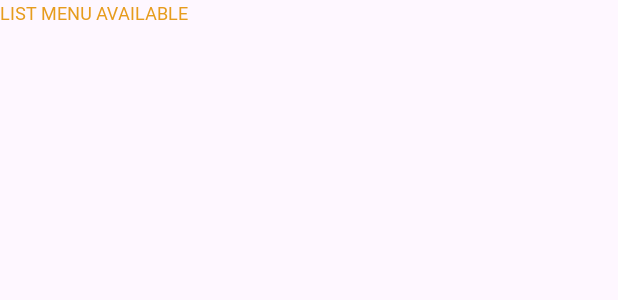
After one commit to Novejira/24001084-km6-nov-challenge2-ch2, an Android app: the layout text_listmenu.xml on its own in the app's theme, with its tools: preview values and no code run, on a phone screen of 412 x 824 dp. The commit adds this screen. Shown: the top 300 px of the screen. Run offline under Robolectric (Android 15) with nearby library versions, the phone set to English and light mode, and no system bars.

Commit message:
finishing feature text catalog

```diff
--- /dev/null
+++ b/app/src/main/res/layout/text_listmenu.xml
@@ -0,0 +1,18 @@
+<?xml version="1.0" encoding="utf-8"?>
+<androidx.constraintlayout.widget.ConstraintLayout xmlns:android="http://schemas.android.com/apk/res/android"
+    android:layout_width="match_parent"
+    android:layout_height="match_parent"
+    xmlns:tools="http://schemas.android.com/tools">
+
+    <TextView
+        android:id="@+id/tv_greeting"
+        android:layout_width="0dp"
+        android:layout_height="wrap_content"
+        android:ellipsize="end"
+        android:maxLines="1"
+        android:text="@string/text_list_menu_available"
+        android:textColor="@color/orange"
+        android:textSize="12sp"
+        tools:ignore="MissingConstraints" />
+
+</androidx.constraintlayout.widget.ConstraintLayout>
--- a/app/src/main/res/values/strings.xml
+++ b/app/src/main/res/values/strings.xml
@@ -5,5 +5,6 @@
     <string name="text_title_banner">Welcome to TOKADA !</string>
     <string name="text_desc_banner">Homemade Products is here ! </string>
     <string name="text_category">CATEGORY</string>
+    <string name="text_list_menu_available">LIST MENU AVAILABLE</string>
 
 </resources>
```
Also changed, not shown: app/src/main/res/layout/activity_main.xml (+10 -0 lines).
